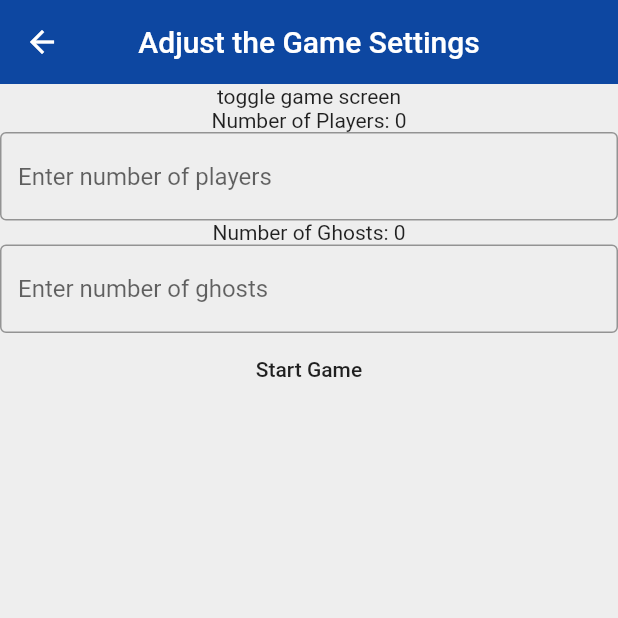
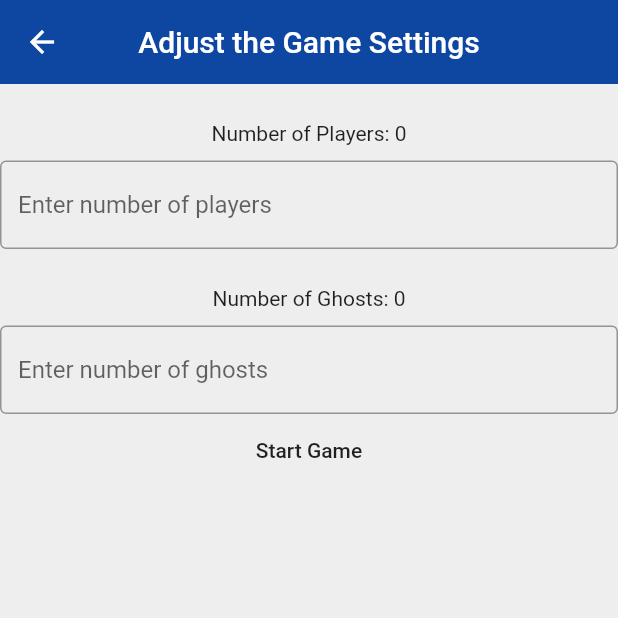
Before and after one commit to JaclynChen/spud_app, a Flutter app: the screen it shows after launch, after a tap on "Create Game", on a phone screen of 412 x 824 dp, the top half of it. Run offline on Flutter 3.47's test engine with Material 2 defaults, Android fonts, the phone set to English and light mode, and no system bars.

Commit message:
some styling

```diff
--- a/lib/Pages/home.dart
+++ b/lib/Pages/home.dart
@@ -10,8 +10,21 @@ class _HomeState extends State<Home> {
   Widget build(BuildContext context) {
     return Scaffold(
       body: SafeArea(
+          minimum: const EdgeInsets.all(40.0),
+          child: Center(
             child: Column(
               children: <Widget> [
+                Container(
+                  padding: EdgeInsets.fromLTRB(0, 125, 0, 30),
+                  child: Text('Spud',
+                  style: TextStyle(
+                    fontSize: 50.0,
+                    fontWeight: FontWeight.bold,
+                    letterSpacing: 2.0,
+                    color: const Color(0xFFF29D52),
+
+                  ),),
+                ),
                 FlatButton(
                   onPressed: (){
                     Navigator.pushNamed(context, '/toggle');
@@ -25,6 +38,7 @@ class _HomeState extends State<Home> {
                   child: Text('Rules'),
                 ),
               ],
+            ),
           )
       ),
     );
--- a/lib/Pages/toggle_game.dart
+++ b/lib/Pages/toggle_game.dart
@@ -28,9 +28,9 @@ class _ToggleGameState extends State<ToggleGame> {
       ),
       body: Column(
         children: <Widget> [
-          Text('toggle game screen'),
-
-              Text('Number of Players: $numPlayers'),
+              Container(
+                  padding: EdgeInsets.fromLTRB(0, 25, 0, 10),
+                  child: Text('Number of Players: $numPlayers')),
               TextField(
                 controller: textFieldControllerPlayers,
                 onChanged: (value) => setState(() => this.numPlayers = int.parse(value)),
@@ -40,7 +40,10 @@ class _ToggleGameState extends State<ToggleGame> {
                   hintText: 'Enter number of players'
                 ),
               ),
-          Text('Number of Ghosts: $numGhosts'),
+
+          Container(
+            padding: EdgeInsets.fromLTRB(0, 25, 0, 10),
+            child: Text('Number of Ghosts: $numGhosts'),),
           TextField(
             controller: textFieldControllerGhosts,
             onChanged: (value) => setState(() => this.numGhosts = int.parse(value)),
```
Also changed, not shown: lib/Pages/view_number.dart (+16 -16 lines). Lines whose indentation alone changed are shown as unchanged.
